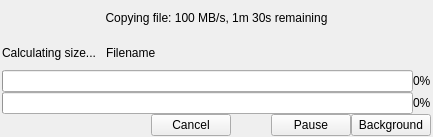
Old version of the form qt-app/src/progressdialogs/ccopymovedialog.ui in the repository VioletGiraffe/file-commander.
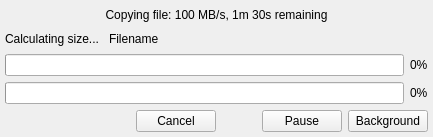
New version of the form. Custom widgets are drawn as their Qt base class.

Commit message: Copy/move dialog: slightly larger padding between items for readability

The edit to the form file:
```diff
--- a/qt-app/src/progressdialogs/ccopymovedialog.ui
+++ b/qt-app/src/progressdialogs/ccopymovedialog.ui
@@ -20,20 +20,17 @@
    <string>Dialog</string>
   </property>
   <layout class="QVBoxLayout" name="verticalLayout">
-   <property name="spacing">
-    <number>0</number>
-   </property>
    <property name="leftMargin">
-    <number>2</number>
+    <number>5</number>
    </property>
    <property name="topMargin">
-    <number>0</number>
+    <number>5</number>
    </property>
    <property name="rightMargin">
-    <number>2</number>
+    <number>5</number>
    </property>
    <property name="bottomMargin">
-    <number>1</number>
+    <number>5</number>
    </property>
    <item>
     <widget class="QLabel" name="_lblOperationName">
```
